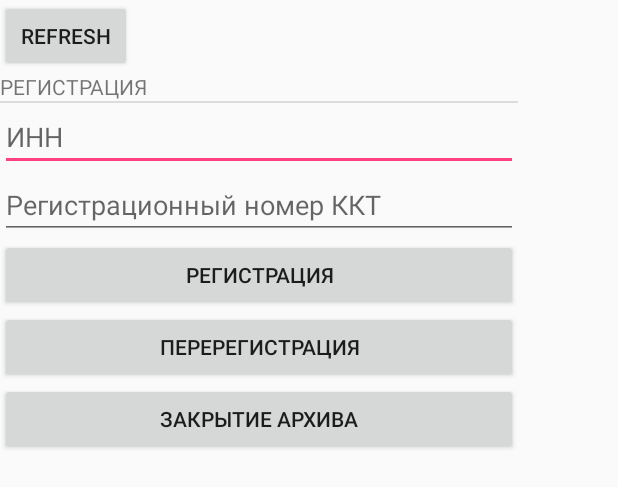
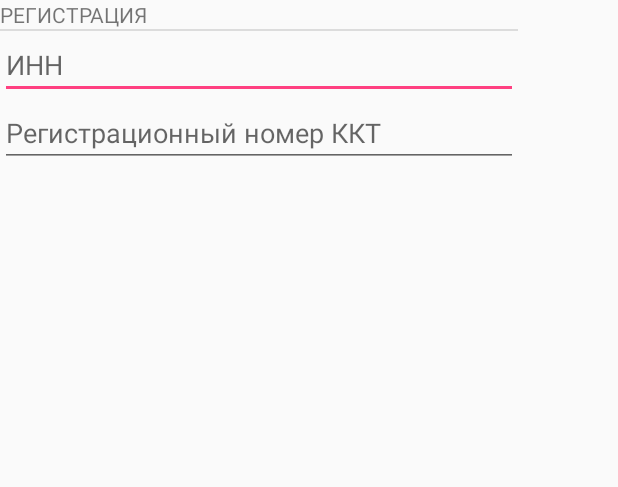
Before and after one commit to va13ak/TestDynamicSwitches, an Android app: the layout activity_main.xml on its own in the app's theme, with its tools: preview values and no code run, on a phone screen of 412 x 824 dp. Shown: the top 487 px of the screen. Run offline under Robolectric (Android 15) with nearby library versions, the phone set to English and light mode, and no system bars.

Commit message:
draw buttons dynamically

```diff
--- a/app/src/main/res/layout/activity_main.xml
+++ b/app/src/main/res/layout/activity_main.xml
@@ -18,14 +18,6 @@
         tools:layout_editor_absoluteX="0dp"
         tools:layout_editor_absoluteY="0dp">
 
-        <Button
-            android:id="@+id/btnRefresh"
-            android:layout_width="wrap_content"
-            android:layout_height="wrap_content"
-            android:text="@string/btnRefresh"
-            tools:layout_editor_absoluteX="16dp"
-            tools:layout_editor_absoluteY="81dp" />
-
         <TextView
             android:id="@+id/tvRegistration"
             android:layout_width="match_parent"
@@ -34,9 +26,6 @@
 
         <View style="@style/Divider"
         android:id="@+id/divider"/>
-        <!--android:layout_width="match_parent"
-        android:layout_height="1dp"
-        android:background="?android:attr/listDivider"/>-->
 
         <EditText
             android:id="@+id/etINN"
@@ -54,26 +43,6 @@
             android:inputType="number"
             android:text="" />
 
-        <Button
-            android:id="@+id/btnRegistration"
-            android:layout_width="match_parent"
-            android:layout_height="wrap_content"
-            android:text="@string/btnRegistration" />
-
-        <Button
-            android:id="@+id/btnReRegistration"
-            android:layout_width="match_parent"
-            android:layout_height="wrap_content"
-            android:text="@string/btnReRegistration" />
-
-        <Button
-            android:id="@+id/btnArchiveClosure"
-            android:layout_width="match_parent"
-            android:layout_height="wrap_content"
-            android:text="@string/btnArchiveClosure" />
-
-
-
     </LinearLayout>
 </ScrollView>
 
```
Also changed, not shown: app/src/main/java/com/smartlab/testdynamicswitches/MainActivity.java (+28 -20 lines).
